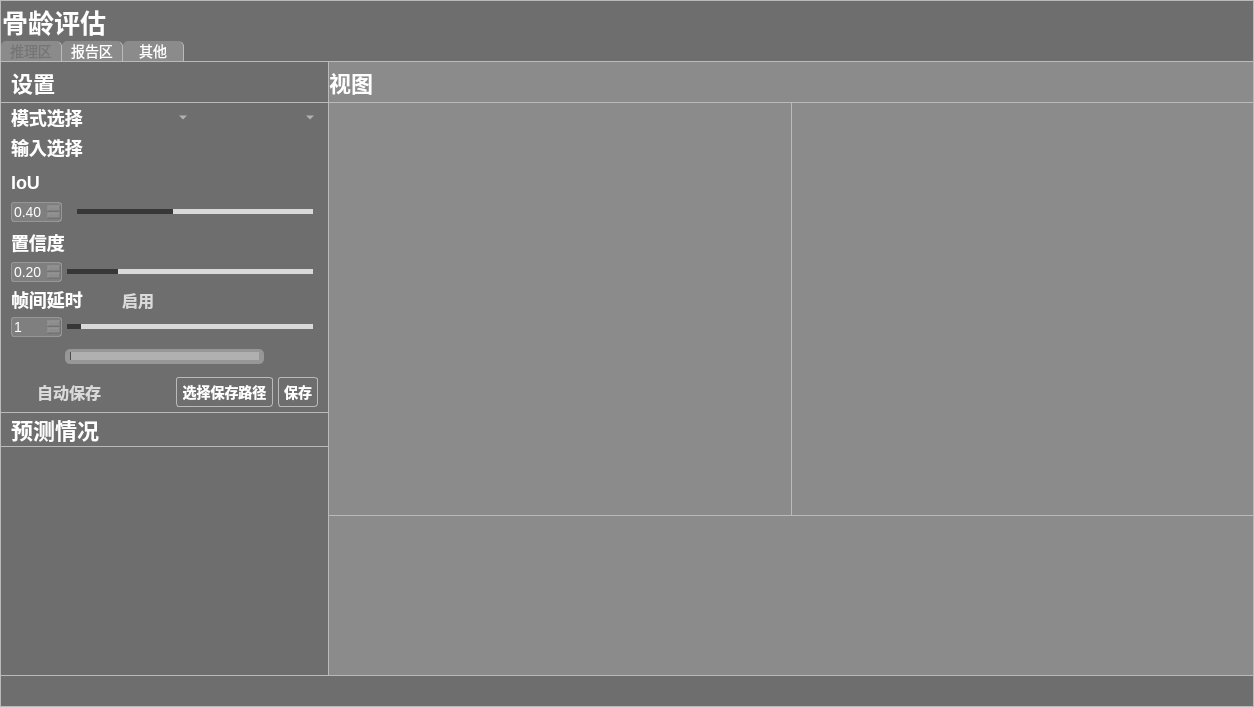
Old version of the form mainUI/mainUI.ui in the repository 2023YuJun/boneage_pyqt5.
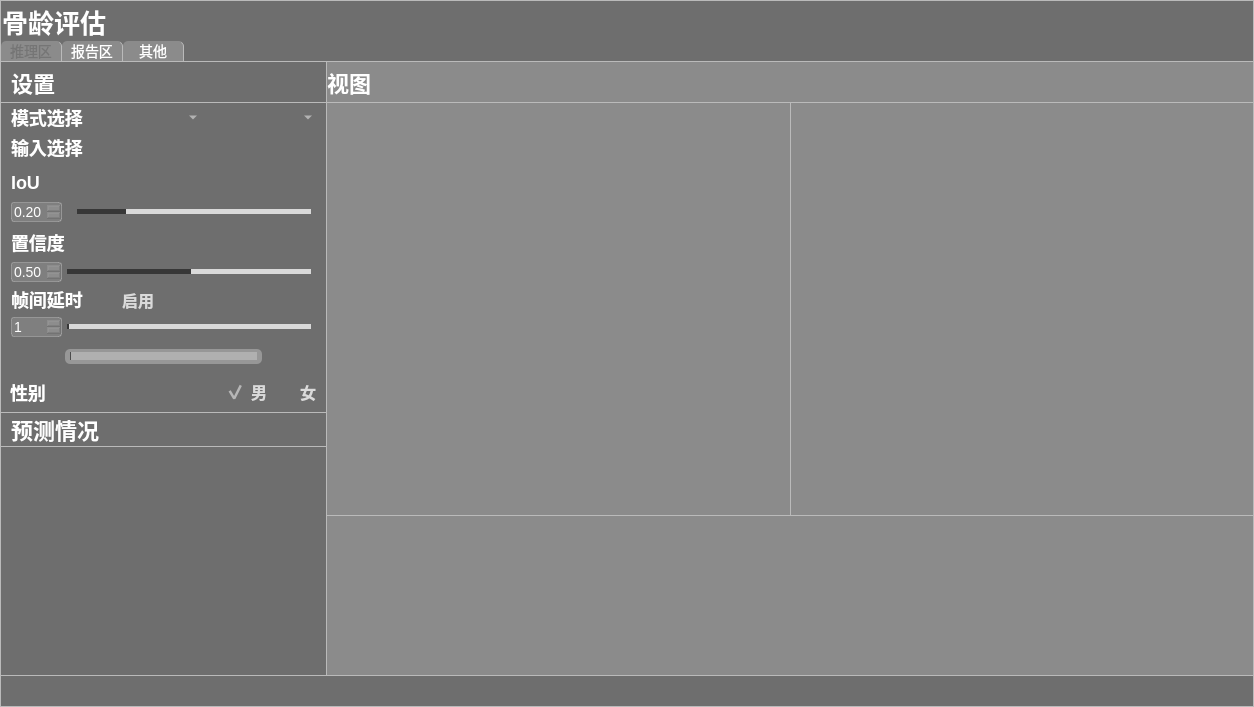
New version of the form. Icons and pictures are not drawn.

Diff of the .ui file:
```diff
--- a/mainUI/mainUI.ui
+++ b/mainUI/mainUI.ui
@@ -202,6 +202,12 @@
             <property name="spacing">
              <number>0</number>
             </property>
+            <property name="leftMargin">
+             <number>2</number>
+            </property>
+            <property name="rightMargin">
+             <number>2</number>
+            </property>
             <item>
              <widget class="QPushButton" name="minButton">
               <property name="minimumSize">
@@ -463,7 +469,7 @@
                       </property>
                       <property name="maximumSize">
                        <size>
-                        <width>80</width>
+                        <width>75</width>
                         <height>16777215</height>
                        </size>
                       </property>
@@ -482,7 +488,7 @@
                      <widget class="QComboBox" name="comboBox_task">
                       <property name="maximumSize">
                        <size>
-                        <width>100</width>
+                        <width>120</width>
                         <height>16777215</height>
                        </size>
                       </property>
@@ -637,6 +643,9 @@
                            <activeon>:/images/icon/摄像头关.png</activeon>
                            <selectedon>:/images/icon/摄像头关.png</selectedon>:/images/icon/摄像头开.png</iconset>
                          </property>
+                         <property name="checkable">
+                          <bool>true</bool>
+                         </property>
                         </widget>
                        </item>
                        <item>
@@ -750,7 +759,7 @@
                          <double>0.010000000000000</double>
                         </property>
                         <property name="value">
-                         <double>0.400000000000000</double>
+                         <double>0.200000000000000</double>
                         </property>
                        </widget>
                       </item>
@@ -785,7 +794,7 @@
                          <number>100</number>
                         </property>
                         <property name="value">
-                         <number>40</number>
+                         <number>20</number>
                         </property>
                         <property name="orientation">
                          <enum>Qt::Horizontal</enum>
@@ -882,7 +891,7 @@
                          <double>0.010000000000000</double>
                         </property>
                         <property name="value">
-                         <double>0.200000000000000</double>
+                         <double>0.500000000000000</double>
                         </property>
                        </widget>
                       </item>
@@ -917,7 +926,7 @@
                          <number>100</number>
                         </property>
                         <property name="value">
-                         <number>20</number>
+                         <number>50</number>
                         </property>
                         <property name="orientation">
                          <enum>Qt::Horizontal</enum>
@@ -1095,8 +1104,11 @@
  background: qlineargradient(spread:pad, x1:0, y1:1, x2:0, y2:0, stop:0 #373737, stop:0.25 #373737, stop:0.5 #373737, stop:1 #373737);                     
 }</string>
                         </property>
+                        <property name="minimum">
+                         <number>1</number>
+                        </property>
                         <property name="maximum">
-                         <number>20</number>
+                         <number>30</number>
                         </property>
                         <property name="pageStep">
                          <number>1</number>
@@ -1221,7 +1233,15 @@
                       </property>
                       <property name="icon">
                        <iconset resource="../UIqrc.qrc">
-                        <normaloff>:/images/icon/终止.png</normaloff>:/images/icon/终止.png</iconset>
+                        <normaloff>:/images/icon/focus (2).png</normaloff>
+                        <activeon>:/images/icon/focus.png</activeon>
+                        <selectedon>:/images/icon/focus.png</selectedon>:/images/icon/focus (2).png</iconset>
+                      </property>
+                      <property name="checkable">
+                       <bool>true</bool>
+                      </property>
+                      <property name="checked">
+                       <bool>false</bool>
                       </property>
                      </widget>
                     </item>
@@ -1251,49 +1271,19 @@
                     <string/>
                    </property>
                    <layout class="QHBoxLayout" name="horizontalLayout_16">
-                    <property name="spacing">
-                     <number>0</number>
-                    </property>
-                    <property name="leftMargin">
-                     <number>10</number>
-                    </property>
-                    <property name="topMargin">
-                     <number>5</number>
-                    </property>
-                    <property name="rightMargin">
-                     <number>10</number>
-                    </property>
-                    <property name="bottomMargin">
-                     <number>5</number>
-                    </property>
                     <item>
-                     <widget class="QCheckBox" name="checkBox_autosave">
+                     <widget class="QLabel" name="label_13">
+                      <property name="maximumSize">
+                       <size>
+                        <width>80</width>
+                        <height>16777215</height>
+                       </size>
+                      </property>
                       <property name="styleSheet">
-                       <string notr="true">
-QCheckBox
-{font-size: 16px;
-	font-family: &quot;Microsoft YaHei&quot;;
-	font-weight: bold;
- 		border-radius:9px;
-		background:rgba(66, 195, 255, 0);
-color: rgb(218, 218, 218);;}
-
-QCheckBox::indicator {
-	width: 20px;
-	height: 20px;
-}
-QCheckBox::indicator:unchecked {
-    image: url(:/images/icon/button-off.png);
-}
-
-QCheckBox::indicator:checked {
-    
-    image: url(:/images/icon/button-on.png);
-}
-</string>
+                       <string notr="true">font-size:18px;</string>
                       </property>
                       <property name="text">
-                       <string>自动保存</string>
+                       <string>性别</string>
                       </property>
                      </widget>
                     </item>
@@ -1304,42 +1294,82 @@
                       </property>
                       <property name="sizeHint" stdset="0">
                        <size>
-                        <width>40</width>
-                        <height>20</height>
+                        <width>166</width>
+                        <height>19</height>
                        </size>
                       </property>
                      </spacer>
                     </item>
                     <item>
-                     <layout class="QHBoxLayout" name="horizontalLayout_18">
-                      <property name="spacing">
-                       <number>5</number>
+                     <widget class="QCheckBox" name="checkBox_male">
+                      <property name="enabled">
+                       <bool>true</bool>
                       </property>
-                      <item>
-                       <widget class="QPushButton" name="pathButton">
-                        <property name="styleSheet">
-                         <string notr="true">#pathButton{
-border:1px solid #bababa;
-}</string>
-                        </property>
-                        <property name="text">
-                         <string>选择保存路径</string>
-                        </property>
-                       </widget>
-                      </item>
-                      <item>
-                       <widget class="QPushButton" name="saveButton">
-                        <property name="styleSheet">
-                         <string notr="true">#saveButton{
-border:1px solid #bababa;
-}</string>
-                        </property>
-                        <property name="text">
-                         <string>保存</string>
-                        </property>
-                       </widget>
-                      </item>
-                     </layout>
+                      <property name="styleSheet">
+                       <string notr="true">
+QCheckBox
+{font-size: 16px;
+	font-family: &quot;Microsoft YaHei&quot;;
+	font-weight: bold;
+ 		border-radius:9px;
+		background:rgba(66, 195, 255, 0);
+color: rgb(218, 218, 218);;}
+
+QCheckBox::indicator {
+	width: 20px;
+	height: 20px;
+}
+QCheckBox::indicator:unchecked {
+    image: url(:/images/icon/button-off.png);
+}
+
+QCheckBox::indicator:checked {
+    
+    image: url(:/images/icon/button-on.png);
+}
+</string>
+                      </property>
+                      <property name="text">
+                       <string>男</string>
+                      </property>
+                      <property name="checked">
+                       <bool>true</bool>
+                      </property>
+                      <property name="tristate">
+                       <bool>false</bool>
+                      </property>
+                     </widget>
+                    </item>
+                    <item>
+                     <widget class="QCheckBox" name="checkBox_female">
+                      <property name="styleSheet">
+                       <string notr="true">
+QCheckBox
+{font-size: 16px;
+	font-family: &quot;Microsoft YaHei&quot;;
+	font-weight: bold;
+ 		border-radius:9px;
+		background:rgba(66, 195, 255, 0);
+color: rgb(218, 218, 218);;}
+
+QCheckBox::indicator {
+	width: 20px;
+	height: 20px;
+}
+QCheckBox::indicator:unchecked {
+    image: url(:/images/icon/button-off.png);
+}
+
+QCheckBox::indicator:checked {
+    
+    image: url(:/images/icon/button-on.png);
+}
+</string>
+                      </property>
+                      <property name="text">
+                       <string>女</string>
+                      </property>
+                     </widget>
                     </item>
                    </layout>
                   </widget>
@@ -1443,7 +1473,7 @@
 
 border-radius:0px;
 font-family: &quot;Microsoft YaHei&quot;;
-font-size: 16px;
+font-size: 12px;
 color: rgb(218, 218, 218);</string>
                       </property>
                      </widget>
@@ -1517,7 +1547,7 @@
                      <number>0</number>
                     </property>
                     <property name="rightMargin">
-                     <number>0</number>
+                     <number>5</number>
                     </property>
                     <property name="bottomMargin">
                      <number>0</number>
@@ -1562,7 +1592,7 @@
                        </font>
                       </property>
                       <property name="styleSheet">
-                       <string notr="true">font-size:22px;</string>
+                       <string notr="true">font-size:16px;</string>
                       </property>
                       <property name="text">
                        <string/>
@@ -1638,7 +1668,10 @@
                      <widget class="QTextEdit" name="report_info">
                       <property name="styleSheet">
                        <string notr="true">background-color: rgba(200, 200, 200,0);
-border:none;</string>
+border:none;
+font-family: &quot;Microsoft YaHei&quot;;
+font-size: 14px;
+color: rgb(218, 218, 218);</string>
                       </property>
                      </widget>
                     </item>
```
Left out of the diff: 33 changed lines with no effect on the pictures.
